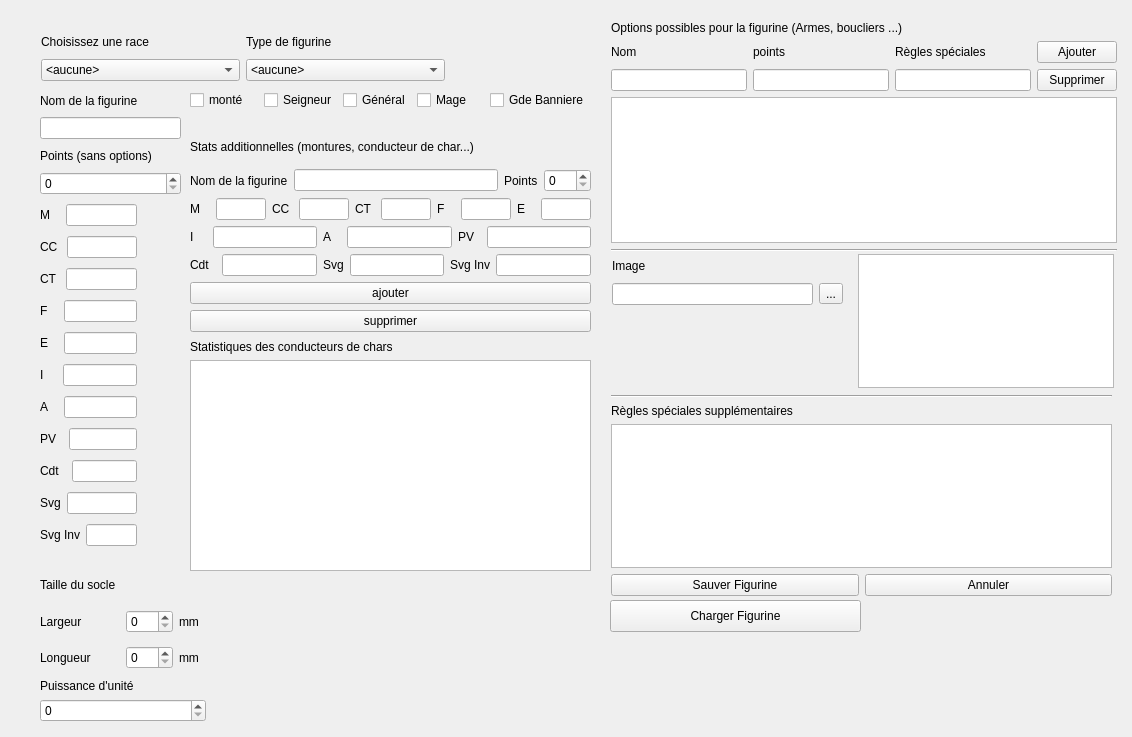
Before: the Qt Designer form warhole/modelwindow.ui in kaosphere/Warhole, drawn with Qt 5.
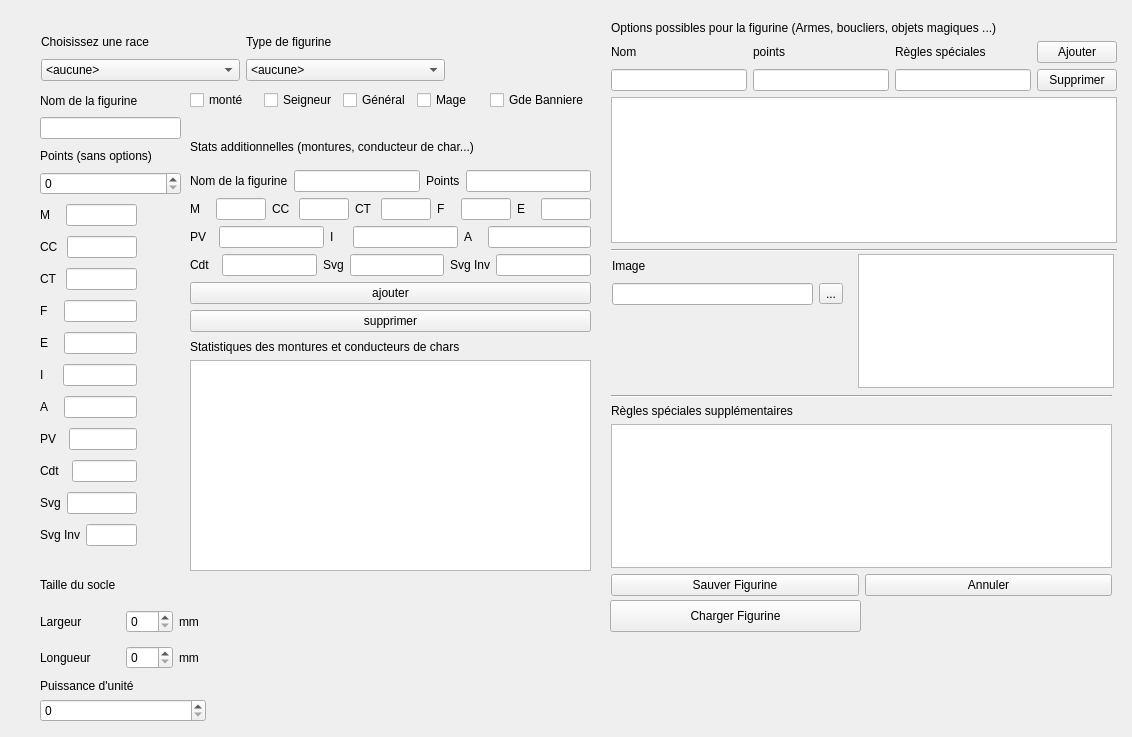
After: the same form once the commit is applied.

```diff
--- a/warhole/modelwindow.ui
+++ b/warhole/modelwindow.ui
@@ -622,7 +622,7 @@
       <item>
        <widget class="QLabel" name="label_23">
         <property name="text">
-         <string>Options possibles pour la figurine (Armes, boucliers ...)</string>
+         <string>Options possibles pour la figurine (Armes, boucliers, objets magiques ...)</string>
         </property>
        </widget>
       </item>
@@ -719,7 +719,7 @@
       <item>
        <widget class="QLabel" name="label_28">
         <property name="text">
-         <string>Statistiques des conducteurs de chars</string>
+         <string>Statistiques des montures et conducteurs de chars</string>
         </property>
        </widget>
       </item>
@@ -771,11 +771,7 @@
        </widget>
       </item>
       <item>
-       <widget class="QSpinBox" name="spinPoints2">
-        <property name="maximum">
-         <number>999</number>
-        </property>
-       </widget>
+       <widget class="QLineEdit" name="lineEditPts2"/>
       </item>
      </layout>
     </item>
@@ -857,6 +853,20 @@
      <layout class="QHBoxLayout" name="horizontalLayout_55">
       <item>
        <layout class="QHBoxLayout" name="horizontalLayout_48">
+        <item>
+         <layout class="QHBoxLayout" name="horizontalLayout_50">
+          <item>
+           <widget class="QLabel" name="label_62">
+            <property name="text">
+             <string>PV  </string>
+            </property>
+           </widget>
+          </item>
+          <item>
+           <widget class="QLineEdit" name="lineEditPV2"/>
+          </item>
+         </layout>
+        </item>
         <item>
          <widget class="QLabel" name="label_60">
           <property name="text">
@@ -883,20 +893,6 @@
         </item>
        </layout>
       </item>
-      <item>
-       <layout class="QHBoxLayout" name="horizontalLayout_50">
-        <item>
-         <widget class="QLabel" name="label_62">
-          <property name="text">
-           <string>PV  </string>
-          </property>
-         </widget>
-        </item>
-        <item>
-         <widget class="QLineEdit" name="lineEditPV2"/>
-        </item>
-       </layout>
-      </item>
      </layout>
     </item>
     <item>
```
Left out of the diff: 2 changed lines with no effect on the pictures.
